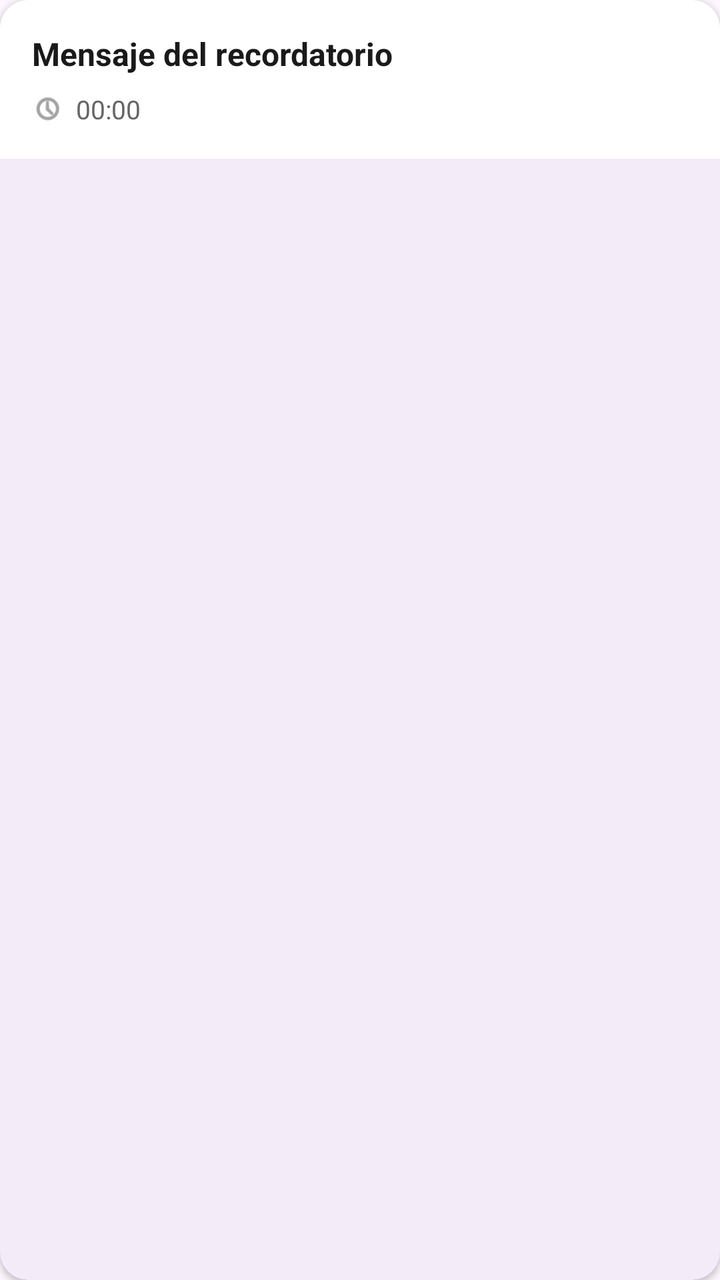
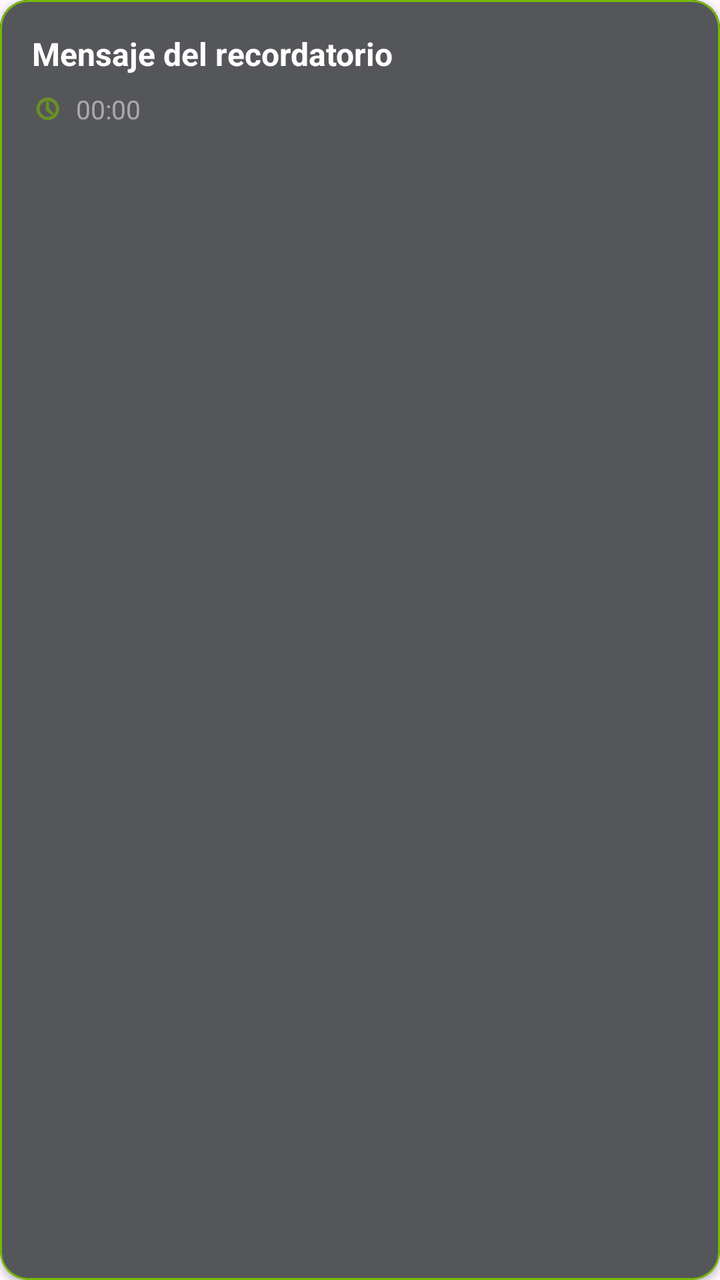

An Android layout rendered at two revisions. The XML below is the earlier revision; the diff shows what the commit changed to produce the second picture.
<!-- AndroidManifest.xml: application theme Theme.Notificacionesapp -->
<!-- res/layout/item_recordatorio.xml -->
<?xml version="1.0" encoding="utf-8"?>
<com.google.android.material.card.MaterialCardView xmlns:android="http://schemas.android.com/apk/res/android"
    xmlns:app="http://schemas.android.com/apk/res-auto"
    android:layout_width="match_parent"
    android:layout_height="wrap_content"
    android:layout_marginHorizontal="16dp"
    android:layout_marginVertical="6dp"
    app:cardCornerRadius="14dp"
    app:cardElevation="2dp"
    app:strokeWidth="0dp">

    <LinearLayout
        android:layout_width="match_parent"
        android:layout_height="wrap_content"
        android:orientation="vertical"
        android:padding="16dp"
        android:background="@android:color/white">

        
        <TextView
            android:id="@+id/tvMensajeItem"
            android:layout_width="match_parent"
            android:layout_height="wrap_content"
            android:text="Mensaje del recordatorio"
            android:textColor="#1A1A1A"
            android:textSize="16sp"
            android:textStyle="bold" />

        
        <LinearLayout
            android:layout_width="match_parent"
            android:layout_height="wrap_content"
            android:layout_marginTop="8dp"
            android:gravity="center_vertical"
            android:orientation="horizontal">

            <ImageView
                android:layout_width="16dp"
                android:layout_height="16dp"
                android:src="@android:drawable/ic_menu_recent_history"
                app:tint="#666666" />

            <TextView
                android:id="@+id/tvHoraItem"
                android:layout_width="wrap_content"
                android:layout_height="wrap_content"
                android:layout_marginStart="6dp"
                android:text="00:00"
                android:textColor="#666666"
                android:textSize="13sp" />

        </LinearLayout>

    </LinearLayout>
</com.google.android.material.card.MaterialCardView>
<!-- resources referenced by this layout -->
<resources>
  <style name="Theme.Notificacionesapp" parent="Base.Theme.Notificacionesapp" />
  <style name="Base.Theme.Notificacionesapp" parent="Theme.Material3.DayNight.NoActionBar">
          
          
      </style>
</resources>

<!-- the commit's change to res/layout/item_recordatorio.xml (unified diff, before → after) -->
@@ -5,28 +5,28 @@
     android:layout_height="wrap_content"
     android:layout_marginHorizontal="16dp"
     android:layout_marginVertical="6dp"
+    app:cardBackgroundColor="@color/nvidia_charcoal"
     app:cardCornerRadius="14dp"
     app:cardElevation="2dp"
-    app:strokeWidth="0dp">
+    app:strokeColor="@color/nvidia_green"
+    app:strokeWidth="1dp">
 
     <LinearLayout
         android:layout_width="match_parent"
         android:layout_height="wrap_content"
         android:orientation="vertical"
         android:padding="16dp"
-        android:background="@android:color/white">
+        android:background="@color/nvidia_charcoal">
 
-        
         <TextView
             android:id="@+id/tvMensajeItem"
             android:layout_width="match_parent"
             android:layout_height="wrap_content"
             android:text="Mensaje del recordatorio"
-            android:textColor="#1A1A1A"
+            android:textColor="@android:color/white"
             android:textSize="16sp"
             android:textStyle="bold" />
 
-        
         <LinearLayout
             android:layout_width="match_parent"
             android:layout_height="wrap_content"
@@ -38,7 +38,7 @@
                 android:layout_width="16dp"
                 android:layout_height="16dp"
                 android:src="@android:drawable/ic_menu_recent_history"
-                app:tint="#666666" />
+                app:tint="@color/nvidia_green" />
 
             <TextView
                 android:id="@+id/tvHoraItem"
@@ -46,7 +46,7 @@
                 android:layout_height="wrap_content"
                 android:layout_marginStart="6dp"
                 android:text="00:00"
-                android:textColor="#666666"
+                android:textColor="@color/nvidia_silver"
                 android:textSize="13sp" />
 
         </LinearLayout>
<!-- resource entries referenced after the edit -->
@@ -1,5 +1,8 @@
 <!-- resources referenced by this layout -->
 <resources>
+  <color name="nvidia_charcoal">#55565A</color>
+  <color name="nvidia_green">#76B900</color>
+  <color name="nvidia_silver">#AAAAAA</color>
   <style name="Theme.Notificacionesapp" parent="Base.Theme.Notificacionesapp" />
   <style name="Base.Theme.Notificacionesapp" parent="Theme.Material3.DayNight.NoActionBar">
           
